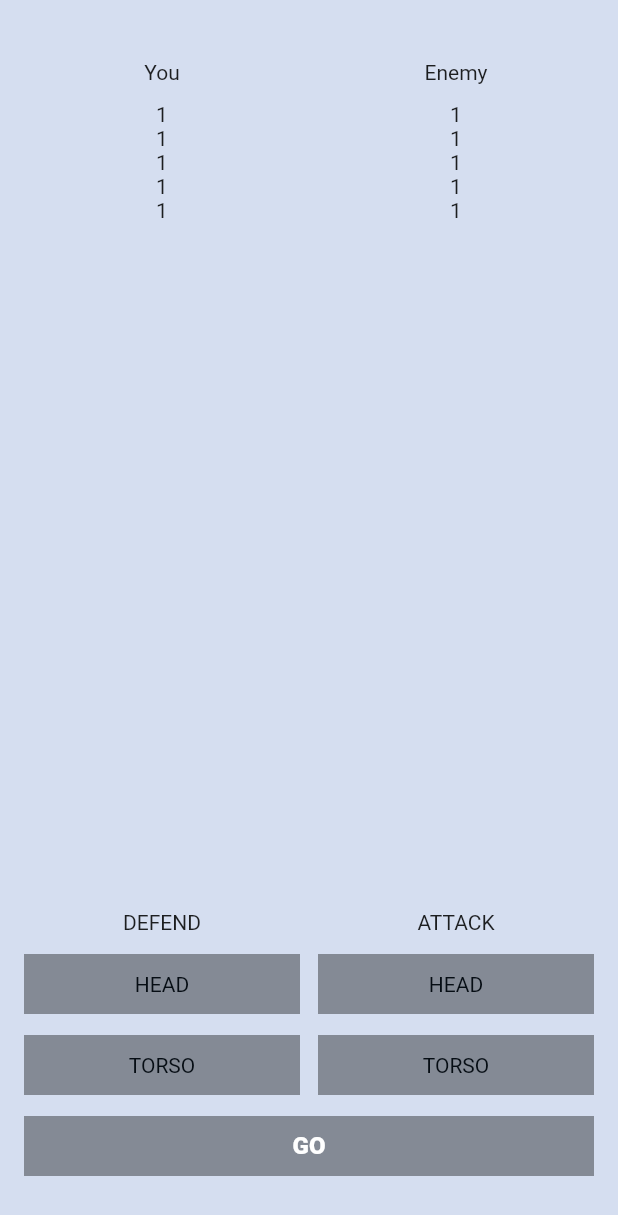
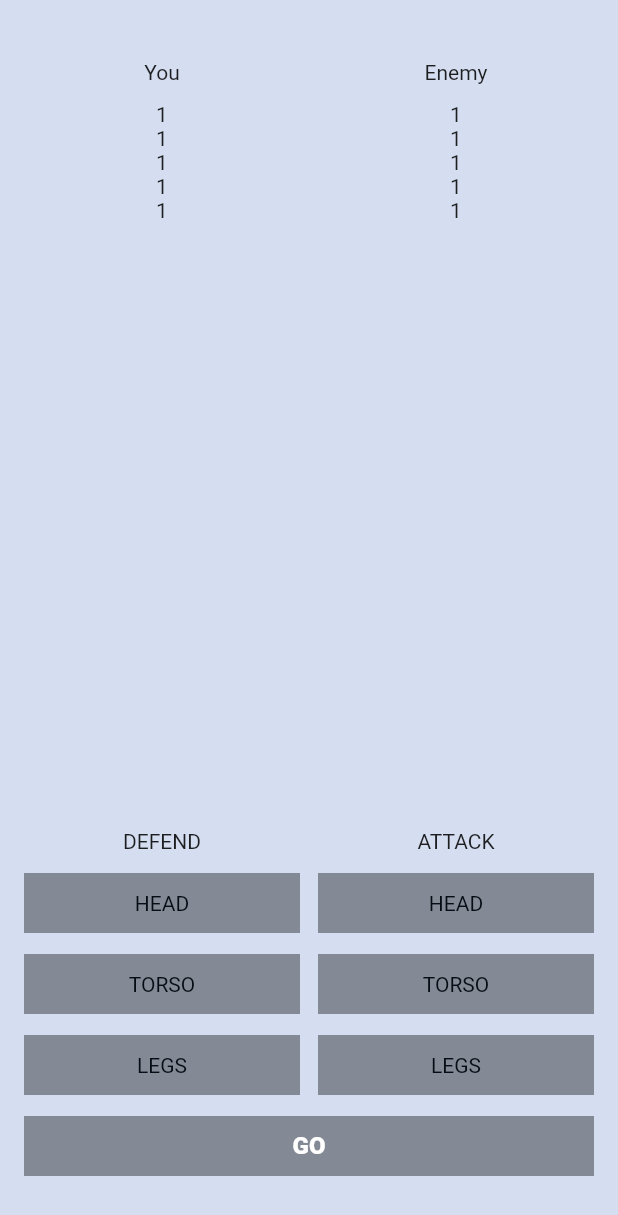
Before and after one commit to grad2/flutter_fight_club, a Flutter app: the screen it shows after launch, on a phone screen of 412 x 824 dp. Shown: the top 1215 px of the screen. Run offline on Flutter 3.47's test engine with Material 2 defaults, Android fonts, the phone set to English and light mode, and no system bars.

Commit message:
add legs

```diff
--- a/lib/main.dart
+++ b/lib/main.dart
@@ -87,6 +87,12 @@ class _MyHomePageState extends State<MyHomePage> {
                         selected: defendingBodyPart == BodyPart.torso,
                         bodyPartSetter: _selectDefendingBodyPart,
                       ),
+                      const SizedBox(height: 14,),
+                      BodyPartButton(
+                        bodyPart: BodyPart.legs,
+                        selected: defendingBodyPart == BodyPart.legs,
+                        bodyPartSetter: _selectDefendingBodyPart,
+                      ),
                     ],
                   )
               ),
@@ -105,6 +111,12 @@ class _MyHomePageState extends State<MyHomePage> {
                       BodyPartButton(
                         bodyPart: BodyPart.torso,
                         selected: attackingBodyPart == BodyPart.torso,
+                        bodyPartSetter: _selectAttackingBodyPart,
+                      ),
+                      const SizedBox(height: 14,),
+                      BodyPartButton(
+                        bodyPart: BodyPart.legs,
+                        selected: attackingBodyPart == BodyPart.legs,
                         bodyPartSetter: _selectAttackingBodyPart,
                       ),
                     ],
@@ -173,6 +185,7 @@ class BodyPart {
 
   static const head = BodyPart._("Head");
   static const torso = BodyPart._("Torso");
+  static const legs = BodyPart._("Legs");
 
   @override
   String toString() {
```
